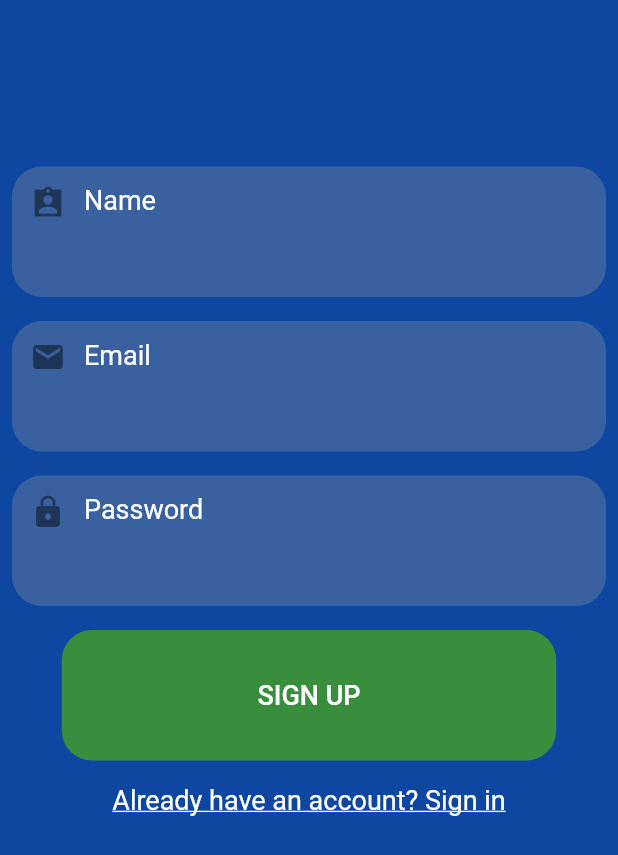
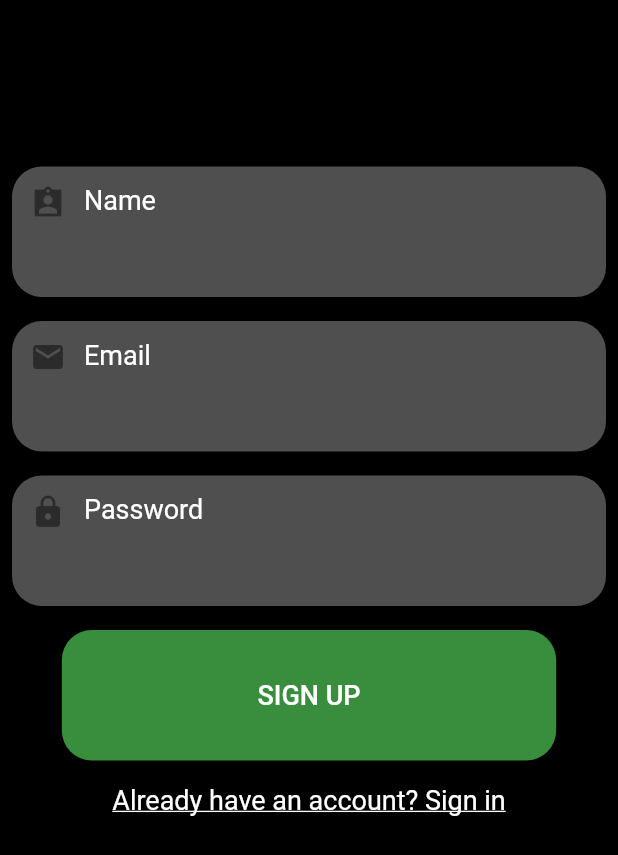
Before and after one commit to kadirseckin/flutter_socialmedia_app, a Flutter app: the screen it shows after launch, after a tap on "Create a new account", on a phone screen of 412 x 824 dp. Shown: the top 855 px of the screen. Run offline on Flutter 3.47's test engine with Material 2 defaults, Android fonts, the phone set to English and light mode, and no system bars; our stand-ins replace cloud_firestore, firebase_auth, firebase_core, firebase_storage, image_picker; accounts and stored records are empty.

Commit message:
Color change

```diff
--- a/lib/sign_in_page.dart
+++ b/lib/sign_in_page.dart
@@ -36,7 +36,7 @@ class _SignInPageState extends State<SignInPage> {
 
     return Scaffold(
       key: _scaffoldKey,
-      backgroundColor: Colors.blue.shade900,
+      backgroundColor: Colors.black,
       body: isLoggedIn? MainPage():Form(
         child: Column(
           mainAxisAlignment: MainAxisAlignment.center,
@@ -97,7 +97,7 @@ class _SignInPageState extends State<SignInPage> {
             padding: const EdgeInsets.all(10.0),
             child: Container(
               decoration: BoxDecoration(
-                color: Colors.grey.withOpacity(0.3),
+                color: Colors.grey.withOpacity(0.5),
                 borderRadius: BorderRadius.all(Radius.circular(20)),
               ),
               child: TextFormField(
@@ -123,7 +123,7 @@ class _SignInPageState extends State<SignInPage> {
             padding: const EdgeInsets.all(10.0),
             child: Container(
               decoration: BoxDecoration(
-                color: Colors.grey.withOpacity(0.3),
+                color: Colors.grey.withOpacity(0.5),
                 borderRadius: BorderRadius.all(Radius.circular(20)),
               ),
               child: TextFormField(
--- a/lib/sign_up_page.dart
+++ b/lib/sign_up_page.dart
@@ -30,7 +30,7 @@ class _SignUpPageState extends State<SignUpPage> {
 
     return Scaffold(
       key: _scaffoldKey,
-      backgroundColor: Colors.blue.shade900,
+      backgroundColor: Colors.black,
       body: Form(
         child: SafeArea(
           child: Column(
@@ -94,7 +94,7 @@ class _SignUpPageState extends State<SignUpPage> {
       padding: const EdgeInsets.all(8),
       child: Container(
         decoration: BoxDecoration(
-          color: Colors.grey.withOpacity(0.3),
+          color: Colors.grey.withOpacity(0.5),
           borderRadius: BorderRadius.all(Radius.circular(20)),
         ),
         child: TextFormField(
@@ -120,7 +120,7 @@ class _SignUpPageState extends State<SignUpPage> {
       padding: const EdgeInsets.all(8),
       child: Container(
         decoration: BoxDecoration(
-          color: Colors.grey.withOpacity(0.3),
+          color: Colors.grey.withOpacity(0.5),
           borderRadius: BorderRadius.all(Radius.circular(20)),
         ),
         child: TextFormField(
@@ -146,7 +146,7 @@ class _SignUpPageState extends State<SignUpPage> {
       child: Container(
 
         decoration: BoxDecoration(
-          color: Colors.grey.withOpacity(0.3),
+          color: Colors.grey.withOpacity(0.5),
           borderRadius: BorderRadius.all(Radius.circular(20)),
         ),
         child: TextFormField(
```
Also changed, not shown: assets/gifs/app2.gif, assets/images/sign_in_page.jpg, assets/images/sign_up_page.jpg.
